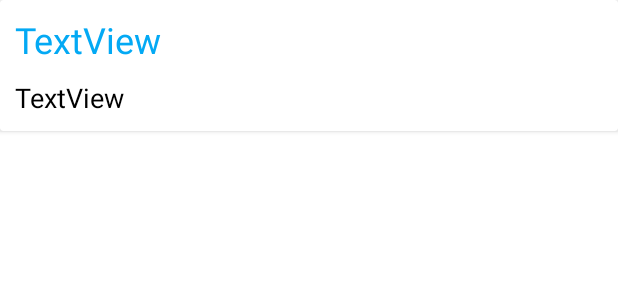
After one commit to christy832/note_taking_app, an Android app: the layout note_item.xml on its own in the app's theme, with its tools: preview values and no code run, on a phone screen of 412 x 824 dp. The commit adds this screen. Shown: the top 300 px of the screen. Run offline under Robolectric (Android 15) with nearby library versions, the phone set to English and light mode, and no system bars.

Commit message:
created ui and note app style

```diff
--- a/app/build.gradle.kts
+++ b/app/build.gradle.kts
@@ -54,11 +54,14 @@ dependencies {
     implementation(libs.androidx.ui.tooling.preview)
     implementation(libs.androidx.material3)
     implementation("androidx.appcompat:appcompat:1.6.1")
+    implementation("androidx.cardview:cardview:1.0.0")
+    implementation("com.google.android.material:material:1.12.0")
 
 
     // ---- Room ----
     implementation(libs.androidx.room.runtime.android)
     implementation(libs.androidx.room.common.jvm)
+    implementation(libs.material)
     kapt("androidx.room:room-compiler:2.8.3")
 
     // ---- RecyclerView & Fragment ----
--- /dev/null
+++ b/app/src/main/res/layout/note_item.xml
@@ -0,0 +1,33 @@
+<?xml version="1.0" encoding="utf-8"?>
+<androidx.cardview.widget.CardView xmlns:android="http://schemas.android.com/apk/res/android"
+    android:id="@+id/cardView"
+    android:layout_width="match_parent"
+    android:layout_height="wrap_content">
+
+    <LinearLayout
+        android:layout_width="match_parent"
+        android:layout_height="wrap_content"
+        android:layout_margin="10dp"
+        android:orientation="vertical">
+
+        <TextView
+            android:id="@+id/textViewTitle"
+            android:layout_width="match_parent"
+            android:layout_height="wrap_content"
+            android:text="TextView"
+            android:textColor="#03A9F4"
+            android:textSize="24sp" />
+
+        <TextView
+            android:id="@+id/textViewDescription"
+            android:layout_width="match_parent"
+            android:layout_height="wrap_content"
+            android:layout_marginTop="10dp"
+            android:ellipsize="end"
+            android:maxLines="4"
+            android:singleLine="false"
+            android:text="TextView"
+            android:textColor="@color/black"
+            android:textSize="18sp" />
+    </LinearLayout>
+</androidx.cardview.widget.CardView>
--- a/app/src/main/res/values/strings.xml
+++ b/app/src/main/res/values/strings.xml
@@ -1,3 +1,3 @@
 <resources>
-    <string name="app_name">christy_moussallem_mahmoud_abouchacra_tpnotee</string>
+    <string name="app_name">Note App</string>
 </resources>
--- a/app/src/main/res/values/themes.xml
+++ b/app/src/main/res/values/themes.xml
@@ -1,5 +1,14 @@
 <?xml version="1.0" encoding="utf-8"?>
 <resources>
 
-    <style name="Theme.Christy_moussallem_mahmoud_abouchacra_tpnotee" parent="android:Theme.Material.Light.NoActionBar" />
+    <style name="Theme.NoteApp" parent="Theme.MaterialComponents.DayNight.DarkActionBar">
+        <!-- Primary brand color -->
+        <item name="colorPrimary">@color/purple_500</item>
+        <item name="colorPrimaryVariant">@color/purple_700</item>
+        <item name="colorOnPrimary">@android:color/white</item>
+
+        <!-- Customize status bar color -->
+        <item name="android:statusBarColor">@color/purple_700</item>
+    </style>
+
 </resources>
--- a/gradle/libs.versions.toml
+++ b/gradle/libs.versions.toml
@@ -12,6 +12,7 @@ roomCommonJvm = "2.8.3"
 lifecycleLivedataKtx = "2.9.4"
 roomRuntimeAndroid = "2.8.3"
 recyclerview = "1.4.0"
+material = "1.13.0"
 
 [libraries]
 androidx-core-ktx = { group = "androidx.core", name = "core-ktx", version.ref = "coreKtx" }
@@ -33,6 +34,7 @@ androidx-lifecycle-livedata-ktx = { group = "androidx.lifecycle", name = "lifecy
 androidx-room-runtime-android = { group = "androidx.room", name = "room-runtime-android", version.ref = "roomRuntimeAndroid" }
 androidx-recyclerview = { group = "androidx.recyclerview", name = "recyclerview", version.ref = "recyclerview" }
 androidx-fragment = { group = "androidx.fragment", name = "fragment-ktx", version = "1.6.2" }
+material = { group = "com.google.android.material", name = "material", version.ref = "material" }
 
 [plugins]
 android-application = { id = "com.android.application", version.ref = "agp" }
```
Also changed, not shown: app/src/main/AndroidManifest.xml (+4 -4 lines), app/src/main/java/com/example/christy_moussallem_mahmoud_abouchacra_tpnotee/Adapters/NoteAdapter.kt (added, +51 -0 lines), app/src/main/java/com/example/christy_moussallem_mahmoud_abouchacra_tpnotee/View/MainActivity.kt (+9 -0 lines), app/src/main/res/layout/activity_main.xml (+17 -5 lines), app/src/main/res/layout/item_note.xml (deleted, +0 -10 lines).
